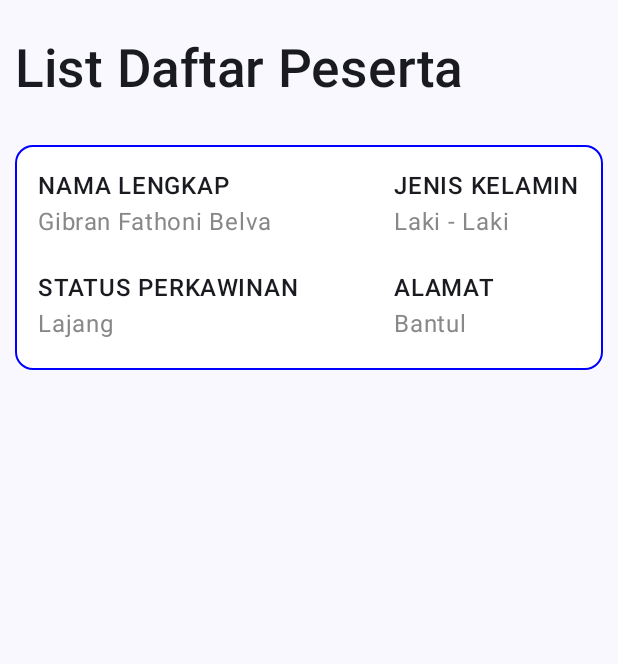
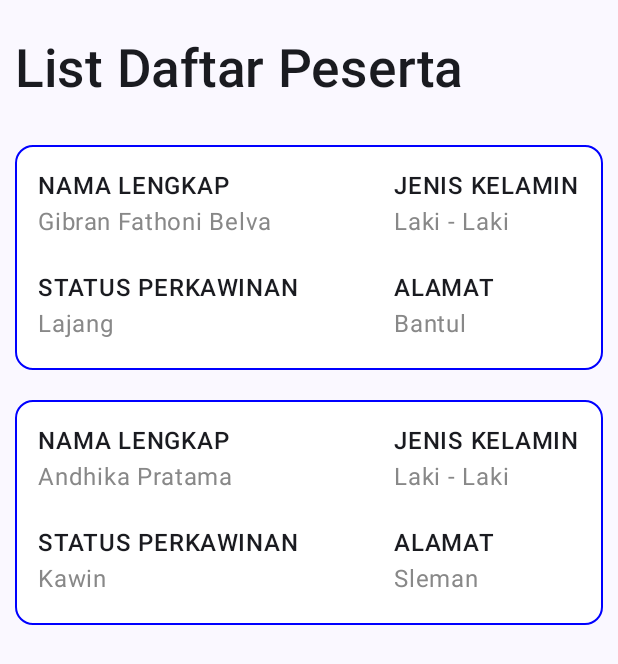
Before and after one commit to thekill022/QuestNavigasiTugas_174, an Android app built with Jetpack Compose: the screen it shows after launch (MainActivity), on a phone screen of 412 x 824 dp. Shown: the top 664 px of the screen. Run offline under Robolectric (Android 15) with nearby library versions, the phone set to English and light mode, and no system bars.

Commit message:
merender data kedalam card menggunakan foreach loop

```diff
--- a/app/src/main/java/com/example/myapplication/view/displaydata.kt
+++ b/app/src/main/java/com/example/myapplication/view/displaydata.kt
@@ -39,6 +39,8 @@ fun DisplayData(modifier : Modifier) {
     Column {
         Text(text = "List Daftar Peserta", fontSize = 35.sp, fontWeight = FontWeight.Medium, modifier = Modifier.padding(top = 25.dp, start = 10.dp, bottom = 20.dp))
 
+        data.forEach {
+            data ->
             Card(modifier = Modifier
                 .fillMaxWidth()
                 .height(170.dp)
@@ -56,19 +58,20 @@ fun DisplayData(modifier : Modifier) {
                 ) {
                     Column {
                         Text(text = "NAMA LENGKAP", fontWeight = FontWeight.SemiBold)
-                   Text(text = "Gibran Fathoni Belva", modifier = Modifier.padding(bottom = 20.dp), color = Color.Gray)
+                        Text(text = data["nama"]!!, modifier = Modifier.padding(bottom = 20.dp), color = Color.Gray)
 
                         Text(text = "STATUS PERKAWINAN", fontWeight = FontWeight.SemiBold)
-                   Text(text = "Lajang", color = Color.Gray)
+                        Text(text = data["status"]!!, color = Color.Gray)
 
                     }
                     Column {
                         Text(text = "JENIS KELAMIN", fontWeight = FontWeight.SemiBold)
-                    Text(text = "Laki - Laki", modifier = Modifier.padding(bottom = 20.dp), color = Color.Gray)
+                        Text(text = data["jenis_kelamin"]!!, modifier = Modifier.padding(bottom = 20.dp), color = Color.Gray)
 
                         Text(text = "ALAMAT", fontWeight = FontWeight.SemiBold)
-                    Text(text = "Bantul", color = Color.Gray)
+                        Text(text = data["alamat"]!!, color = Color.Gray)
 
+                    }
                 }
             }
         }
```
Lines whose indentation alone changed are shown as unchanged.
